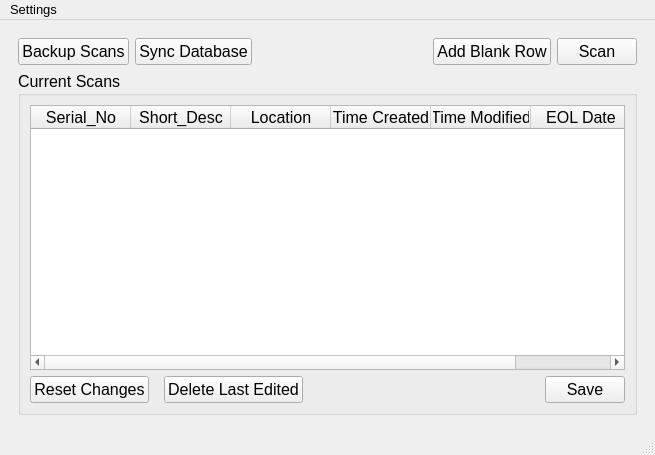
The window that ScannerInterfaceApp/ScannerApp/UI_Files/MainAppUI.ui (Solomin0/Capstone) describes before a commit, drawn with Qt 5.
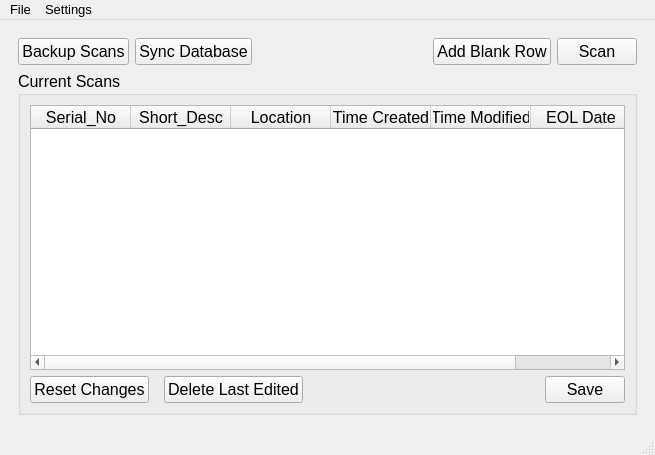
The same window after the commit. Custom widgets are drawn as their Qt base class.

The edit to the form file:
```diff
--- a/ScannerInterfaceApp/ScannerApp/UI_Files/MainAppUI.ui
+++ b/ScannerInterfaceApp/ScannerApp/UI_Files/MainAppUI.ui
@@ -250,6 +250,14 @@
     </widget>
     <addaction name="menuDatabase_Sync"/>
    </widget>
+   <widget class="QMenu" name="menuFile">
+    <property name="title">
+     <string>File</string>
+    </property>
+    <addaction name="save_changes"/>
+    <addaction name="reset_Changes"/>
+   </widget>
+   <addaction name="menuFile"/>
    <addaction name="menuSettings"/>
   </widget>
   <action name="actionBackup_Scans">
```
Left out of the diff: 12 changed lines with no effect on the pictures.
